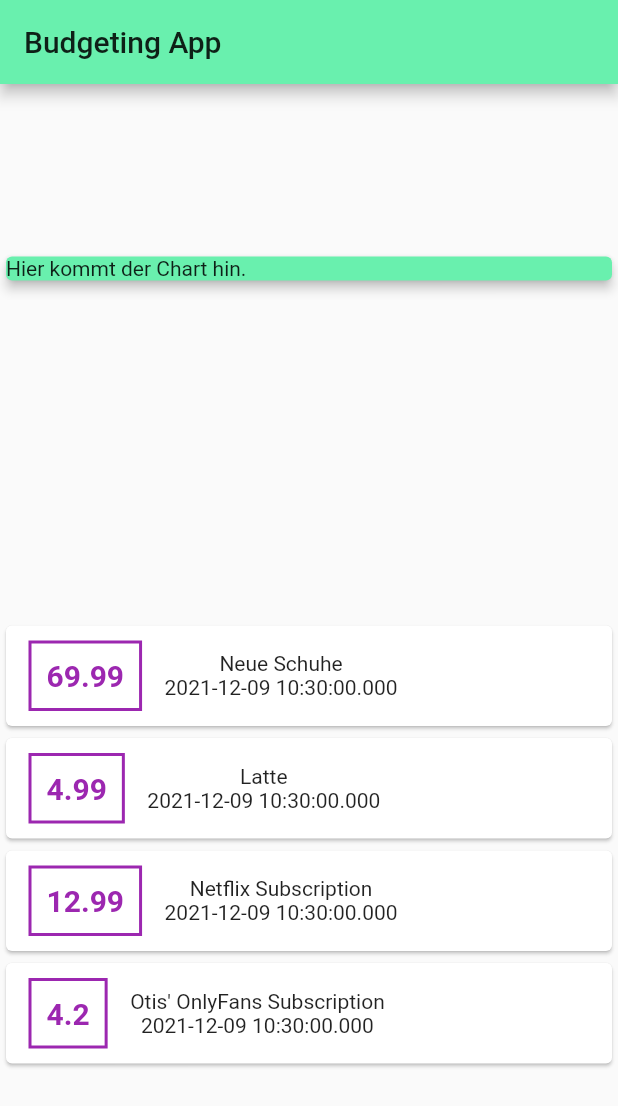
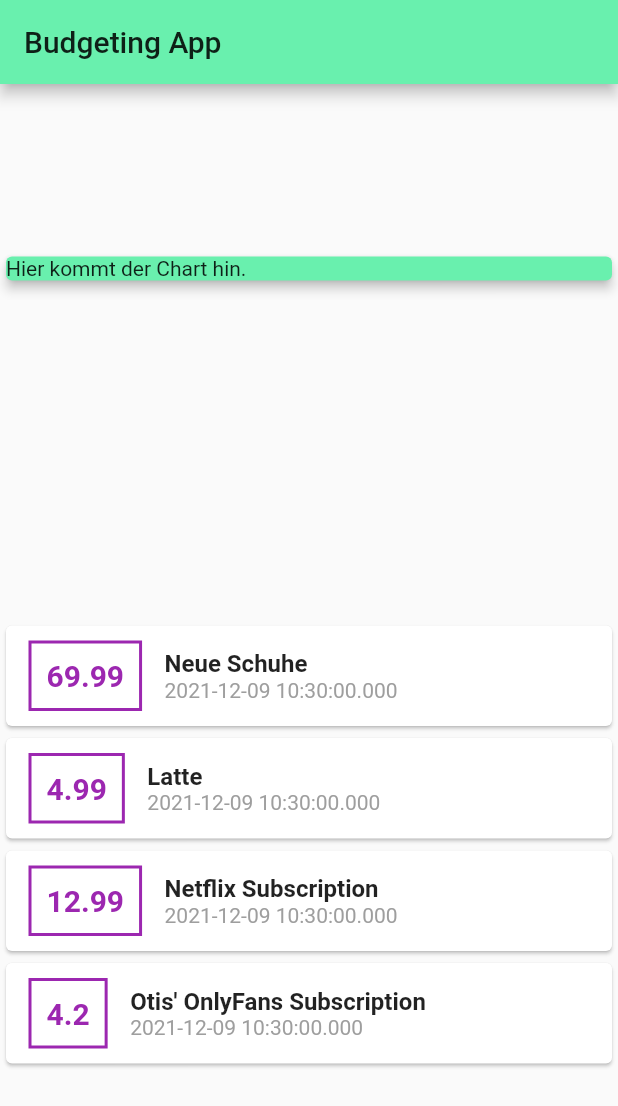
Before and after one commit to NightmindOfficial/fl_budget, a Flutter app: the screen it shows after launch, on a phone screen of 412 x 824 dp. Shown: the top 1106 px of the screen. Run offline on Flutter 3.47's test engine with Material 2 defaults, Android fonts, the phone set to English and light mode, and no system bars.

Commit message:
Video 75

```diff
--- a/lib/main.dart
+++ b/lib/main.dart
@@ -94,9 +94,21 @@
                       ),
                     ),
                     Column(
+                      crossAxisAlignment: CrossAxisAlignment.start,
                       children: <Widget>[
-                        Text(e.title),
-                        Text(e.date.toString()),
+                        Text(
+                          e.title,
+                          style: TextStyle(
+                            fontSize: 16,
+                            fontWeight: FontWeight.bold,
+                          ),
+                        ),
+                        Text(
+                          e.date.toString(),
+                          style: TextStyle(
+                            color: Colors.grey,
+                          ),
+                        ),
                       ],
                     ),
                   ],
```
